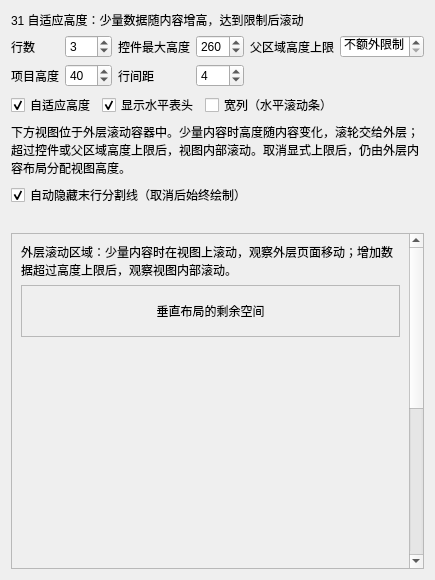
Old version of the form examples/table_capabilities/31_auto_height/auto_height.ui in the repository daonvshu/qt-virtual-item-views.
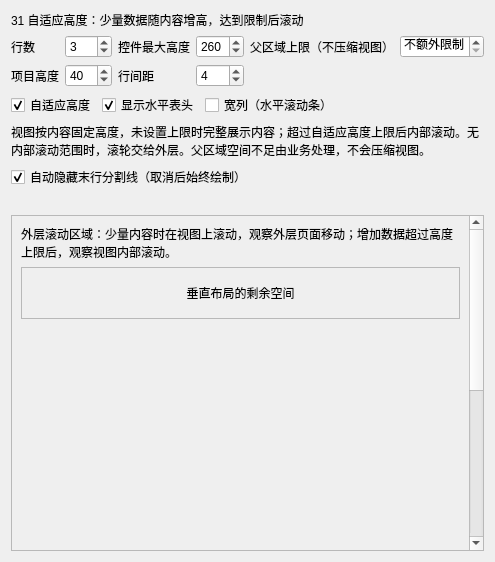
New version of the form.

```diff
--- a/examples/table_capabilities/31_auto_height/auto_height.ui
+++ b/examples/table_capabilities/31_auto_height/auto_height.ui
@@ -9,7 +9,7 @@
     <item row="0" column="1"><widget class="QSpinBox" name="rowCountSpin"><property name="maximum"><number>200</number></property><property name="value"><number>3</number></property></widget></item>
     <item row="0" column="2"><widget class="QLabel" name="maxHeightSpinLabel"><property name="text"><string>控件最大高度</string></property><property name="buddy"><cstring>maxHeightSpin</cstring></property></widget></item>
     <item row="0" column="3"><widget class="QSpinBox" name="maxHeightSpin"><property name="maximum"><number>800</number></property><property name="value"><number>260</number></property><property name="specialValueText"><string>不限</string></property></widget></item>
-    <item row="0" column="4"><widget class="QLabel" name="parentLimitSpinLabel"><property name="text"><string>父区域高度上限</string></property><property name="buddy"><cstring>parentLimitSpin</cstring></property></widget></item>
+    <item row="0" column="4"><widget class="QLabel" name="parentLimitSpinLabel"><property name="text"><string>父区域上限（不压缩视图）</string></property><property name="buddy"><cstring>parentLimitSpin</cstring></property></widget></item>
     <item row="0" column="5"><widget class="QSpinBox" name="parentLimitSpin"><property name="maximum"><number>800</number></property><property name="value"><number>0</number></property><property name="specialValueText"><string>不额外限制</string></property></widget></item>
     <item row="1" column="0"><widget class="QLabel" name="heightSpinLabel"><property name="text"><string>项目高度</string></property><property name="buddy"><cstring>heightSpin</cstring></property></widget></item>
     <item row="1" column="1"><widget class="QSpinBox" name="heightSpin"><property name="minimum"><number>24</number></property><property name="maximum"><number>120</number></property><property name="value"><number>40</number></property></widget></item>
@@ -24,7 +24,7 @@
 
     <item><spacer name="toggleSpacer"><property name="orientation"><enum>Qt::Horizontal</enum></property><property name="sizeHint" stdset="0"><size><width>10</width><height>1</height></size></property></spacer></item>
    </layout></item>
-   <item><widget class="QLabel" name="hintLabel"><property name="wordWrap"><bool>true</bool></property><property name="text"><string>下方视图位于外层滚动容器中。少量内容时高度随内容变化，滚轮交给外层；超过控件或父区域高度上限后，视图内部滚动。取消显式上限后，仍由外层内容布局分配视图高度。</string></property></widget></item>
+   <item><widget class="QLabel" name="hintLabel"><property name="wordWrap"><bool>true</bool></property><property name="text"><string>视图按内容固定高度，未设置上限时完整展示内容；超过自适应高度上限后内部滚动。无内部滚动范围时，滚轮交给外层。父区域空间不足由业务处理，不会压缩视图。</string></property></widget></item>
    <item><widget class="QCheckBox" name="autoHideTrailingLineCheck"><property name="text"><string>自动隐藏末行分割线（取消后始终绘制）</string></property><property name="checked"><bool>true</bool></property></widget></item>
    <item><widget class="QLabel" name="statusLabel"><property name="wordWrap"><bool>true</bool></property><property name="text"><string/></property></widget></item>
    <item><widget class="QScrollArea" name="outerScrollArea">
```
